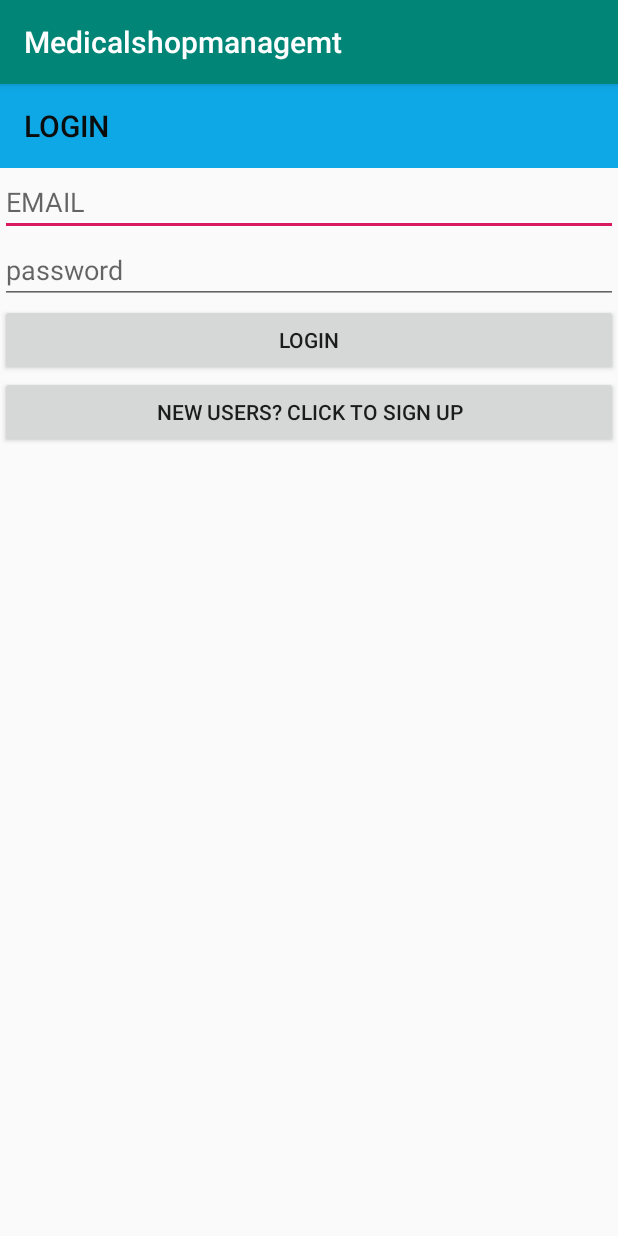
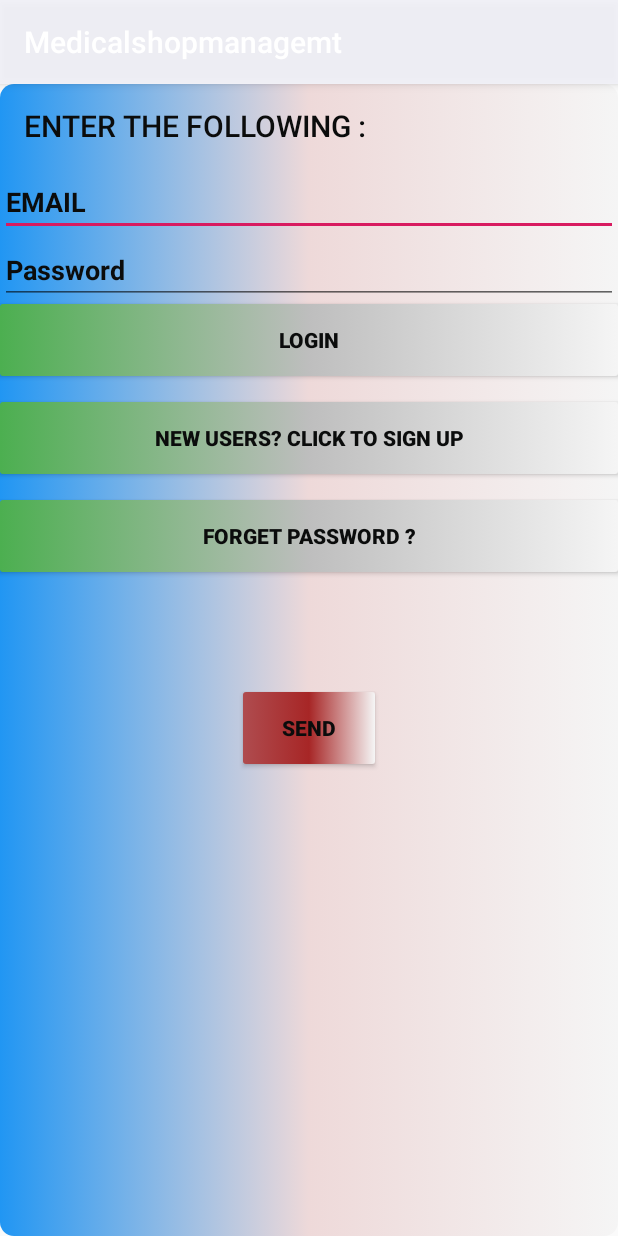
Before and after one commit to AakankshaKamal/Medicalshopmanagemt, an Android app: the screen it shows after launch (MainActivity), on a phone screen of 412 x 824 dp. Run offline under Robolectric (Android 15) with nearby library versions, the phone set to English and light mode, and no system bars; our stand-ins replace Firebase (no records; nobody signed in at launch, a user with empty details on screens opened directly).

```diff
--- a/app/src/main/java/com/example/medicalshopmanagemt/MainActivity.java
+++ b/app/src/main/java/com/example/medicalshopmanagemt/MainActivity.java
@@ -3,6 +3,7 @@ package com.example.medicalshopmanagemt;
 import androidx.annotation.NonNull;
 import androidx.appcompat.app.AppCompatActivity;
 
+import android.app.ProgressDialog;
 import android.content.Intent;
 import android.os.Build;
 import android.os.Bundle;
@@ -11,6 +12,7 @@ import android.view.View;
 import android.widget.Button;
 import android.widget.EditText;
 import android.widget.ProgressBar;
+import android.widget.TextView;
 import android.widget.Toast;
 import 	androidx.appcompat.widget.Toolbar;
 
@@ -21,30 +23,68 @@ import com.google.firebase.auth.FirebaseAuth;
 import com.google.firebase.auth.FirebaseUser;
 
 public class MainActivity extends AppCompatActivity {
- Button lobnt;
+ Button lobnt,reset,sendbtn;
 private FirebaseAuth auth;
-private EditText email,pass;
+private EditText email,pass,passwrdreset;
 private String emailid,password;
 ProgressBar progressBar;
+TextView alert;
+
 Toolbar toolbar;
     @Override
     protected void onCreate(Bundle savedInstanceState) {
         super.onCreate(savedInstanceState);
         setContentView(R.layout.activity_main);
         auth = FirebaseAuth.getInstance();
+reset=findViewById(R.id.pswdreset);
+sendbtn=findViewById(R.id.sendbtn);
         FirebaseUser user = auth.getCurrentUser();
         if(user!=null)
-        {
+        {Toast.makeText(MainActivity.this,"Email :"+user.getEmail(),Toast.LENGTH_LONG).show();
             startActivity(new Intent(MainActivity.this,Dashboard.class));
         }
         progressBar=findViewById(R.id.progessbar);
+        alert=findViewById(R.id.texthere);  passwrdreset=findViewById(R.id.emailtogenerate);
         toolbar=findViewById(R.id.tool);
         email =findViewById(R.id.loginemail);
         pass = findViewById(R.id.psdlo);
         if (Build.VERSION.SDK_INT >= Build.VERSION_CODES.LOLLIPOP) {
-            toolbar.setTitle("LOGIN");
+            toolbar.setTitle("ENTER THE FOLLOWING :");
             toolbar.setTitleTextColor(getResources().getColor(R.color.Black));
+
         }
+        reset.setOnClickListener(new View.OnClickListener() {
+            @Override
+            public void onClick(View v) {
+                alert.setVisibility(View.VISIBLE);
+                passwrdreset.setVisibility(View.VISIBLE);
+                //sendbtn.setVisibility(View.VISIBLE);
+
+
+                sendbtn.setOnClickListener(new View.OnClickListener() {
+                    @Override
+                    public void onClick(View v) {
+                        if (passwrdreset.getText().toString().trim().equals("")) {
+                            passwrdreset.setError("please enter email address");
+                            passwrdreset.requestFocus();
+                        } else {
+                            FirebaseAuth.getInstance().sendPasswordResetEmail(passwrdreset.getText().toString().trim())
+                                    .addOnCompleteListener(new OnCompleteListener<Void>() {
+                                        @Override
+                                        public void onComplete(@NonNull Task<Void> task) {
+                                            if (task.isSuccessful()) {
+                                                Log.d("Here", "Email sent.");
+                                                alert.setText("RESET LINK SENT TO GIVEN EMAIL");
+                                            }
+                                        }
+                                    });
+                        }
+                    }
+                });
+
+            }});
+
+
         Button reg = findViewById(R.id.btn);
         reg.setOnClickListener(new View.OnClickListener() {
             @Override
@@ -57,17 +97,29 @@ Toolbar toolbar;
         lobnt.setOnClickListener(new View.OnClickListener() {
             @Override
             public void onClick(View v) {
-                progressBar.setVisibility(View.VISIBLE);
+          //      progressBar.setVisibility(View.VISIBLE);
+
                 try {
                     emailid = email.getText().toString().trim();
                     password = pass.getText().toString().trim();
+                    if (password.equals("")) {
+                        pass.setError("please enter password");
+                        pass.requestFocus();}
+                        if (emailid.equals("")) {
+                            email.setError("please enter email address");
+                            email.requestFocus();}
                 }
                 catch (NullPointerException e)
                 { Toast.makeText(MainActivity.this,"EMAIL empty:",Toast.LENGTH_LONG).show();}
 
                 Log.d("EMAIL :",emailid);
                 Toast.makeText(MainActivity.this,"EMAIL :"+emailid,Toast.LENGTH_LONG).show();
-               fnc(emailid,password);
+                        if (!emailid.equals("") &&
+                                !password.equals("")
+                                )
+                        {  progressBar.setVisibility(View.VISIBLE);
+                            fnc(emailid,password);
+                        }
 
             }
         });
@@ -80,18 +132,21 @@ void fnc(String emailid,String password)
         public void onComplete(@NonNull Task<AuthResult> task) {
             if(task.isSuccessful())
             {progressBar.setVisibility(View.GONE);
-                Toast.makeText(getApplicationContext(),"LOGEDD IN SUCCESSFULLY",Toast.LENGTH_LONG);
+
+                Toast.makeText(getApplicationContext(),"LOGEDD IN SUCCESSFULLY",Toast.LENGTH_LONG).show();
                 Intent intent=new Intent(MainActivity.this,Dashboard.class);
                 startActivity(intent);
                 finish();
             }
             else
             {
-                Toast.makeText(getApplicationContext(),"LOGING failed",Toast.LENGTH_LONG);
+                Toast.makeText(getApplicationContext(),"LOGING failed",Toast.LENGTH_LONG).show();
             }
 
         }
 
 
     });
-}}
+}
+
+}
--- /dev/null
+++ b/app/src/main/res/drawable/alerttype.xml
@@ -0,0 +1,14 @@
+<?xml version="1.0" encoding="utf-8"?>
+<selector xmlns:android="http://schemas.android.com/apk/res/android">
+    <item>
+        <shape xmlns:android="http://schemas.android.com/apk/res/android"
+            android:shape="rectangle">
+            <gradient
+                android:startColor="#AF4C4F"
+                android:centerColor="#A72626"
+                android:endColor="#f5f5f5" />
+            <corners android:radius="2dp" />
+        </shape>
+
+    </item>
+</selector>
--- /dev/null
+++ b/app/src/main/res/drawable/design.xml
@@ -0,0 +1,12 @@
+<?xml version="1.0" encoding="utf-8"?>
+<selector xmlns:android="http://schemas.android.com/apk/res/android">
+    <item>
+        <shape xmlns:android="http://schemas.android.com/apk/res/android" android:shape="rectangle">
+            <gradient
+                android:startColor="#2196F3"
+                android:centerColor="#EED9D9"
+                android:endColor="#f5f5f5" />
+            <corners android:radius="9dp" />
+        </shape>
+    </item>
+</selector>
--- /dev/null
+++ b/app/src/main/res/drawable/part2.xml
@@ -0,0 +1,14 @@
+<?xml version="1.0" encoding="utf-8"?>
+<selector xmlns:android="http://schemas.android.com/apk/res/android">
+    <item>
+        <shape xmlns:android="http://schemas.android.com/apk/res/android"
+            android:shape="rectangle">
+            <gradient
+                android:startColor="#4CAF50"
+                android:centerColor="#bebebe"
+                android:endColor="#f5f5f5" />
+            <corners android:radius="2dp" />
+        </shape>
+
+    </item>
+</selector>
--- a/app/src/main/res/layout/activity_main.xml
+++ b/app/src/main/res/layout/activity_main.xml
@@ -6,17 +6,24 @@
     android:layout_height="match_parent"
     android:orientation="vertical"
 
-    tools:context=".MainActivity">
+    tools:context=".MainActivity"
+    android:background="@drawable/design">
 <androidx.appcompat.widget.Toolbar
     android:id="@+id/tool"
-    android:background="@color/Blue"
+    app:titleTextColor="@color/Black"
+    android:textAlignment="center"
+
     android:layout_width="match_parent"
-    android:layout_height="wrap_content"/>
+    android:layout_height="wrap_content"
+    />
 <EditText
     android:layout_width="match_parent"
     android:layout_height="wrap_content"
     android:hint="EMAIL"
     android:id="@+id/loginemail"
+android:textStyle="bold"
+    android:textColorHint="@color/Black"
+
     />
 
 
@@ -24,26 +31,83 @@
         android:id="@+id/psdlo"
         android:layout_width="match_parent"
         android:layout_height="wrap_content"
-        android:hint="password"
-        android:inputType="textPassword" />
+        android:hint="Password"
+        android:inputType="textPassword"
+        android:textStyle="bold"
+        android:textColorHint="@color/Black"
+        />
     <Button
         android:id="@+id/login"
         android:layout_width="match_parent"
         android:layout_height="wrap_content"
-        android:text="LOGIN"/>
+        android:text="LOGIN"
+        android:textColor="@color/Black"
+        android:textStyle="bold"
+        android:background="@drawable/part2"/>
 
     <Button
+        android:layout_marginTop="17dp"
         android:layout_width="match_parent"
         android:layout_height="wrap_content"
         android:text="NEW USERS? CLICK TO SIGN UP"
-        android:id="@+id/btn" />
+        android:id="@+id/btn"
+        android:textColor="@color/Black"
+        android:textStyle="bold"
+        android:background="@drawable/part2"/>
+    <Button
+
+        android:layout_marginTop="17dp"
+        android:layout_width="match_parent"
+        android:layout_height="wrap_content"
+        android:text="FORGET PASSWORD ?"
+        android:id="@+id/pswdreset"
+        android:textColor="@color/Black"
+        android:textStyle="bold"
+        android:background="@drawable/part2"
+        />
+
+    <TextView
+        android:layout_marginTop="12dp"
+      android:id="@+id/texthere"
+        android:layout_width="match_parent"
+        android:layout_height="wrap_content"
+        android:text="ENTER EMAIL TO SEND PASSWORD LINK :"
+      android:textColor="@color/Black"
+        android:background="@drawable/alerttype"
+        android:textStyle="bold"
+        android:visibility="invisible"
+        />
+    <EditText
+        android:layout_marginTop="12dp"
+        android:id="@+id/emailtogenerate"
+        android:layout_width="match_parent"
+        android:layout_height="wrap_content"
+
+        android:inputType="textMultiLine"
+        android:textStyle="bold"
+        android:textColorHint="@color/Black"
+        android:visibility="invisible"
+        android:background="@drawable/alerttype"
+        />
+    <Button
+        android:id="@+id/sendbtn"
+        android:layout_marginTop="12dp"
+        android:layout_width="wrap_content"
+        android:layout_height="wrap_content"
+        android:background="@drawable/alerttype"
+        android:textStyle="bold"
+        android:textColor="@color/Black"
+        android:text="SEND"
+        android:visibility="visible"
+        android:layout_gravity="center"/>
     <ProgressBar
         android:id="@+id/progessbar"
+        android:layout_marginTop="12dp"
         android:layout_width="wrap_content"
         android:layout_height="wrap_content"
         android:visibility="gone"
         android:layout_gravity="center"
-        android:background="@color/colorPrimary"
+
         />
 
 </LinearLayout>
--- a/app/src/main/res/values/colors.xml
+++ b/app/src/main/res/values/colors.xml
@@ -10,5 +10,7 @@
     <color name="colorTransparentWhite">#e1dddd</color>
     <color name="colorTransparentBlack">#ad030000</color>
     <color name="colorTranparentBlue">#dc1a1e36</color>
-
+    <color name="White">#DCF3F3FA</color>
+    <color name="green">#03FC0E</color>
+    <color name="yellow">#E6B425</color>
 </resources>
--- a/app/src/main/res/values/styles.xml
+++ b/app/src/main/res/values/styles.xml
@@ -3,8 +3,8 @@
     <!-- Base application theme. -->
     <style name="AppTheme" parent="Theme.AppCompat.Light.DarkActionBar">
         <!-- Customize your theme here. -->
-        <item name="colorPrimary">@color/colorPrimary</item>
-        <item name="colorPrimaryDark">@color/colorPrimaryDark</item>
+        <item name="colorPrimary">@color/White</item>
+        <item name="colorPrimaryDark">@color/Black</item>
         <item name="colorAccent">@color/colorAccent</item>
     </style>
 
```
Also changed, not shown: app/src/main/java/com/example/medicalshopmanagemt/Register.java (+39 -6 lines), app/src/main/res/layout/activity_register.xml (+41 -9 lines), app/src/main/res/drawable-v24/logom.jpg (added).
